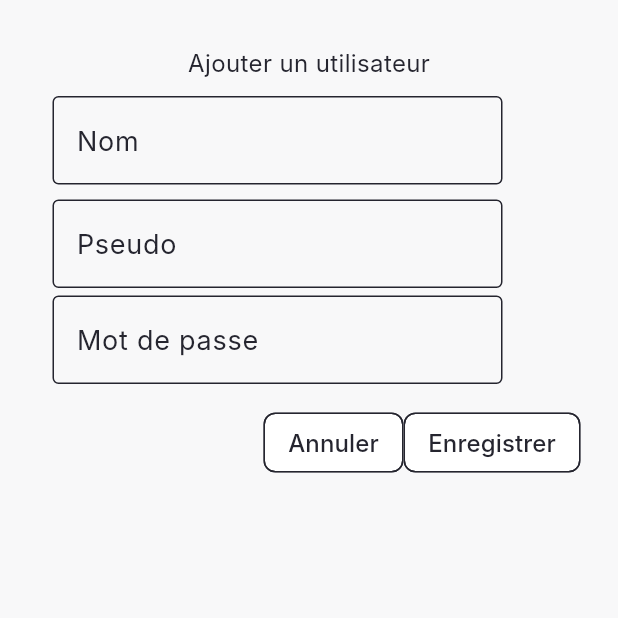
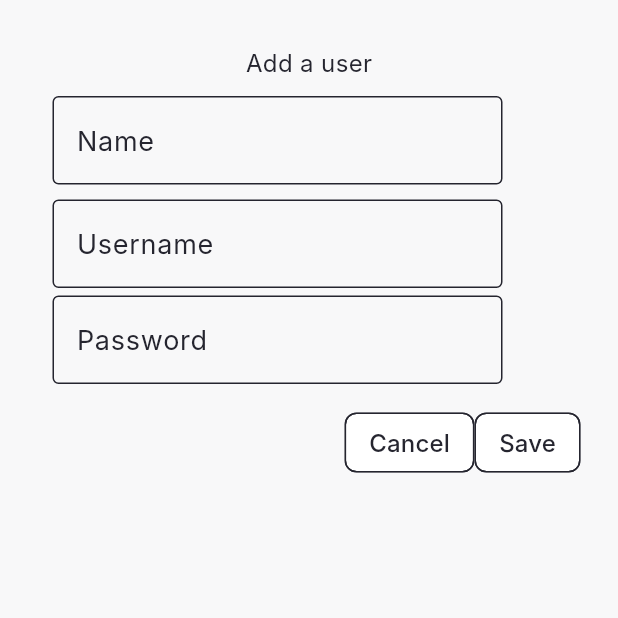
Before and after one commit to dariobaldi/halendar, a Flutter app: the InsertUser screen opened directly, on a phone screen of 412 x 824 dp, the top half of it. Run offline on Flutter 3.47's test engine with Material 3 defaults, Android fonts, the phone set to English and light mode, and no system bars; our stand-ins replace firebase_core, firebase_messaging, hive_flutter; accounts and stored records are empty; Roboto replaces fonts that are missing (Hanken Grotesk).

Commit message:
Translate remaining French UI strings and copy to English
The project was bootstrapped from a trimmed-down base that left French text scattered across forms, dialogs, error messages and the welcome email. Replaces it with English so the app is consistently in one language.

Co-Authored-By: Claude Sonnet 5 <noreply@anthropic.com>

```diff
--- a/frontend/lib/components/my_textformfield.dart
+++ b/frontend/lib/components/my_textformfield.dart
@@ -33,7 +33,7 @@ class MyTextFormField extends StatelessWidget {
           child: TextFormField(
             validator: validator?? (value) {
                   if (value == null || value.isEmpty) {
-                    return 'La valeur ne peux pas être vide';
+                    return 'This value cannot be empty';
                   }
                   return null;
                 },
--- a/frontend/lib/const.dart
+++ b/frontend/lib/const.dart
@@ -38,14 +38,14 @@ Widget accessLevelIcon(int level) {
 
 String accessLevelName(int level) {
   if (level < 5) {
-    return "Employé-e";
+    return "Employee";
   } else if (level <= 5) {
-    return "Responsable";
+    return "Manager";
   } else if (level <= 10) {
     return "Admin";
   } else if (level <= 100) {
     return "Dev";
   } else {
-    return "Inconnu";
+    return "Unknown";
   }
 }
--- a/frontend/lib/pages/login.dart
+++ b/frontend/lib/pages/login.dart
@@ -37,14 +37,14 @@ class _LoginMenuSPage extends State<LoginPage> {
     final password = passwordController.text;
 
     int responseCode;
-    String errorMessage = 'Identifiants non valides';
+    String errorMessage = 'Invalid credentials';
 
     try {
       responseCode = await AuthService.instance
           .authenticate(username, password)
           .timeout(const Duration(seconds: 3));
     } catch (_) {
-      errorMessage = 'Le serveur ne répond pas';
+      errorMessage = 'The server is not responding';
       responseCode = 408;
     }
 
@@ -88,7 +88,7 @@ class _LoginMenuSPage extends State<LoginPage> {
           children: [
             MyTextFormField(
               controller: usernameController,
-              lableText: 'Pseudo',
+              lableText: 'Username',
               obscureText: false,
               onEnter: signUserIn,
               hints: const [AutofillHints.username, AutofillHints.email],
@@ -99,7 +99,7 @@ class _LoginMenuSPage extends State<LoginPage> {
             // password input
             MyTextFormField(
               controller: passwordController,
-              lableText: 'Mot de passe',
+              lableText: 'Password',
               obscureText: !showPassword,
               onEnter: signUserIn,
               hints: const [AutofillHints.password],
@@ -119,7 +119,7 @@ class _LoginMenuSPage extends State<LoginPage> {
             const SizedBox(height: 20),
             // login button
             LaButton(
-              label: 'Se Connecter',
+              label: 'Sign In',
               fullWidth: true,
               onPressed: () => signUserIn(context),
             ),
--- a/frontend/lib/pages/settings/insert/user.dart
+++ b/frontend/lib/pages/settings/insert/user.dart
@@ -40,11 +40,11 @@ class _InsertUserState extends State<InsertUser> {
               crossAxisAlignment: CrossAxisAlignment.start,
               children: [
                 const SizedBox(height: 15),
-                Align(child: Text("Ajouter un utilisateur")),
+                Align(child: Text("Add a user")),
                 const SizedBox(height: 10),
                 MyTextFormField(
                   controller: _name,
-                  lableText: "Nom",
+                  lableText: "Name",
                   onEnter: (context) {
                     _username.text = _name.text.replaceAll(" ", "_").toLowerCase();
                   },
@@ -55,7 +55,7 @@ class _InsertUserState extends State<InsertUser> {
                 const SizedBox(height: 10),
                 MyTextFormField(
                   controller: _username,
-                  lableText: "Pseudo",
+                  lableText: "Username",
                   onEnter: (context) {
                     _username.text = _username.text.replaceAll(" ", "_").toLowerCase();
                   },
@@ -66,7 +66,7 @@ class _InsertUserState extends State<InsertUser> {
                 const SizedBox(height: 5),
                   MyTextFormField(
                     controller: _password,
-                    lableText: 'Mot de passe',
+                    lableText: 'Password',
                     obscureText: !showPassword,
                     onEnter: (context){},
                     hints: const [AutofillHints.password],
@@ -81,7 +81,7 @@ class _InsertUserState extends State<InsertUser> {
                         onPressed: () {
                           Navigator.of(context).pop();
                         },
-                        label: const Text("Annuler"),
+                        label: const Text("Cancel"),
                       ),
                       ActionChip(
                         onPressed: () {
@@ -90,7 +90,7 @@ class _InsertUserState extends State<InsertUser> {
                           registerUser(user, _password.text);
                           Navigator.of(context).pop();
                         },
-                        label: const Text("Enregistrer"),
+                        label: const Text("Save"),
                       ),
                     ],
                   ),
--- a/frontend/lib/pages/settings/users.dart
+++ b/frontend/lib/pages/settings/users.dart
@@ -15,14 +15,14 @@ class UsersPage extends StatelessWidget {
       builder:
           (context) => AlertDialog(
             title: Text(
-              "${user.activated ? "Désactiver" : "Activer"} le compte de ${user.name} ?",
+              "${user.activated ? "Deactivate" : "Activate"} ${user.name}'s account?",
             ),
             actions: [
               TextButton(
                 onPressed: () {
                   Navigator.of(context).pop();
                 },
-                child: const Text("Annuler"),
+                child: const Text("Cancel"),
               ),
               TextButton(
                 onPressed:
@@ -33,7 +33,7 @@ class UsersPage extends StatelessWidget {
                           activateUser(user);
                           Navigator.of(context).pop();
                         },
-                child: const Text("Enregistrer"),
+                child: const Text("Save"),
               ),
             ],
           ),
@@ -45,10 +45,10 @@ class UsersPage extends StatelessWidget {
       context: context,
       builder:
           (context) => AlertDialog(
-            title: Text("Changer le niveau d'accès"),
+            title: Text("Change access level"),
             content:
                 (AuthService.instance.accessLevel <= user.accessLevel)
-                    ? Text("Indisponible")
+                    ? Text("Unavailable")
                     : Column(
                       spacing: 5,
                       mainAxisSize: MainAxisSize.min,
@@ -63,7 +63,7 @@ class UsersPage extends StatelessWidget {
                 onPressed: () {
                   Navigator.of(context).pop();
                 },
-                child: const Text("Annuler"),
+                child: const Text("Cancel"),
               ),
             ],
           ),
@@ -74,7 +74,7 @@ class UsersPage extends StatelessWidget {
   Widget build(BuildContext context) {
     return Scaffold(
       appBar: AppBar(
-        title: Text("Utilisateurs"),
+        title: Text("Users"),
         actions: [
           ElevatedButton(
             onPressed: () {
@@ -121,7 +121,7 @@ class UsersPage extends StatelessWidget {
                         mainAxisSize: MainAxisSize.min,
                         children: [
                           Text(
-                            m.users[index].activated ? "Active" : "Désactivé",
+                            m.users[index].activated ? "Active" : "Inactive",
                           ),
                           Icon(
                             Icons.circle,
--- a/frontend/lib/services/connectivity.dart
+++ b/frontend/lib/services/connectivity.dart
@@ -55,7 +55,7 @@ class _NetworkAwareWidgetState extends State<NetworkAwareWidget> {
               padding: const EdgeInsets.all(8.0),
               child: Chip(
                 label: Text(
-                  'Déconnecté du serveur',
+                  'Disconnected from server',
                   style: TextStyle(fontSize: 18),
                 ),
                 backgroundColor: Colors.red,
```
Also changed, not shown: frontend/lib/models/users.dart (+6 -6 lines), frontend/lib/pages/settings/change_credentials.dart (+12 -12 lines), 2 other files.
